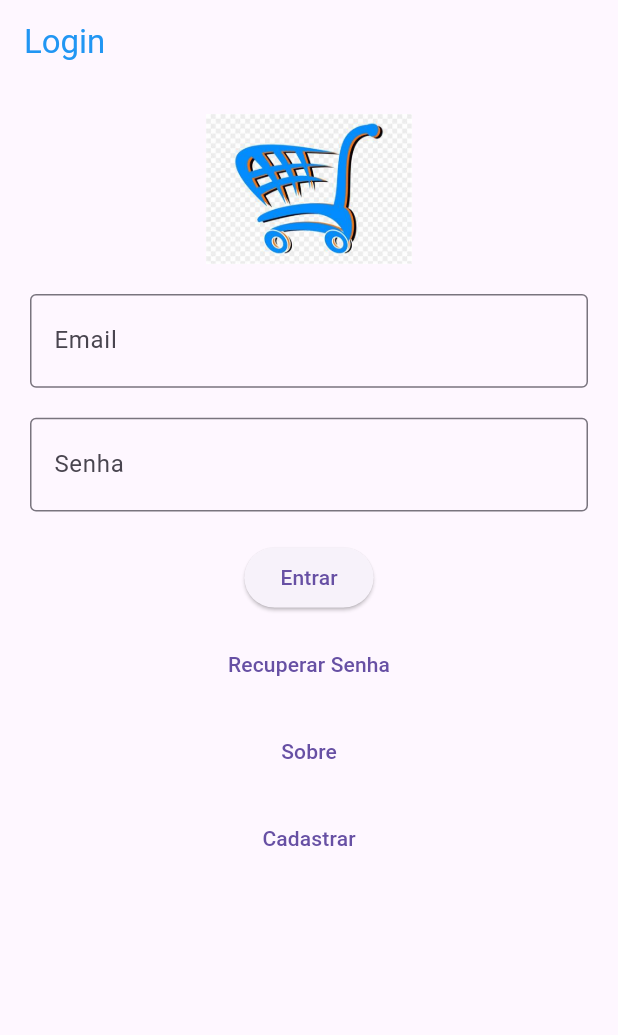
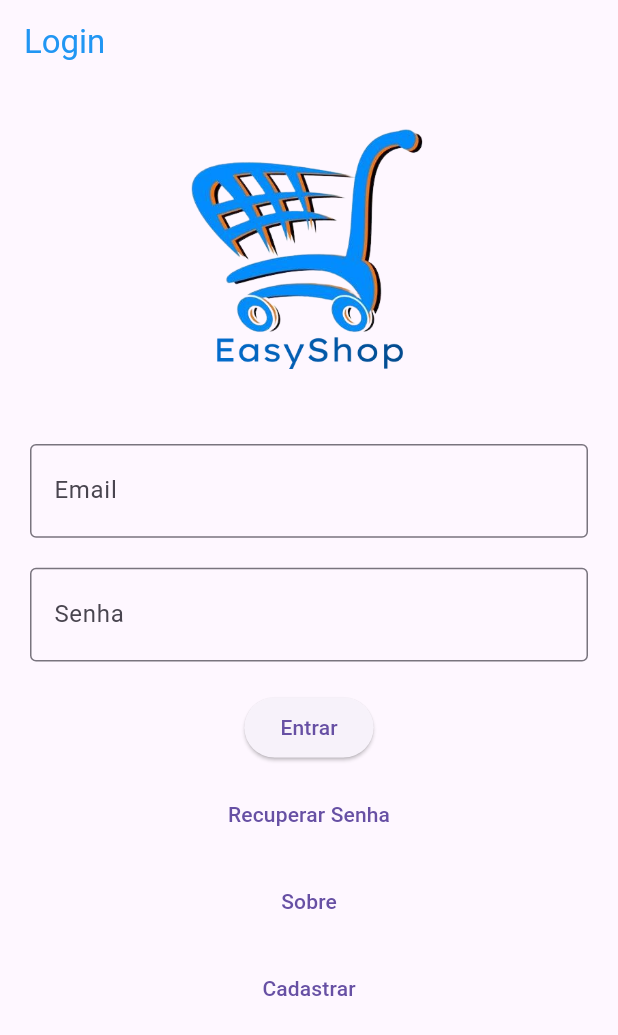
Before and after one commit to arthurms10/flutter_application_projeto, a Flutter app: the screen it shows after launch, on a phone screen of 412 x 824 dp. Shown: the top 1035 px of the screen. Run offline on Flutter 3.47's test engine with Material 3 defaults, Android fonts, the phone set to English and light mode, and no system bars; our stand-ins replace device_preview.

Commit message:
att_final2

```diff
--- a/lib/view/login.dart
+++ b/lib/view/login.dart
@@ -36,9 +36,9 @@ class _TelaLoginViewState extends State<TelaLoginView> {
               crossAxisAlignment: CrossAxisAlignment.center,
               children: [
                 SizedBox(
-                  height: 100,
+                  height: 200,
                   child: Image.asset(
-                    'lib/imagens/supermarket.jpg',
+                    'lib/imagens/superlogo.png',
                     fit: BoxFit.contain,
                   ),
                 ),
```
Also changed, not shown: lib/imagens/superlogo.png (added), lib/imagens/supermarket.jpg (deleted).
